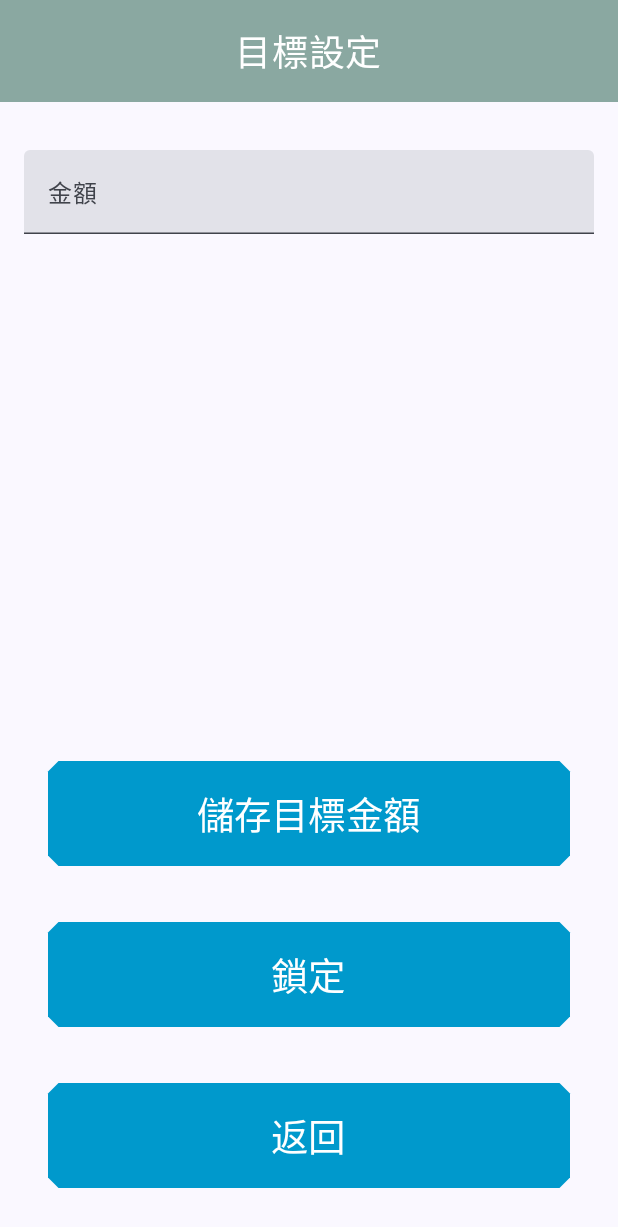
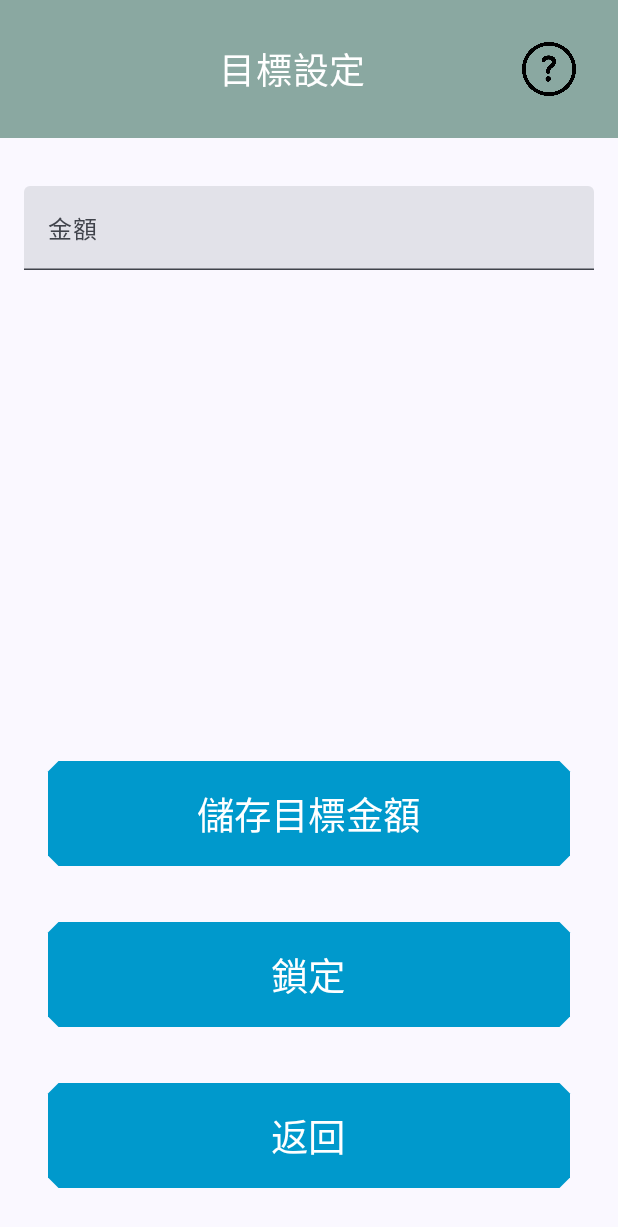
Before and after one commit to CuweiXD/AccountingAssistant, an Android app built with Jetpack Compose: the SetGoal screen opened through its navigation route, on a phone screen of 412 x 824 dp. Shown: the top 1227 px of the screen. Run offline under Robolectric (Android 15) with nearby library versions, the phone set to English and light mode, and no system bars.

Commit message:
01/01 Update

```diff
--- a/app/src/main/java/com/example/finalproject/MainActivity.kt
+++ b/app/src/main/java/com/example/finalproject/MainActivity.kt
@@ -76,6 +76,7 @@ import androidx.compose.ui.graphics.painter.Painter
 import androidx.compose.ui.layout.ContentScale
 import kotlinx.coroutines.launch
 import androidx.compose.foundation.Image
+import androidx.compose.foundation.layout.wrapContentSize
 import androidx.compose.material.icons.filled.Add
 
 
@@ -1261,6 +1262,36 @@ fun EnterCheckDialog(
 }
 
 @Composable
+fun InfoCheckDialog(
+    onConfirmation: () -> Unit,
+    onDismissRequest: () -> Unit,
+    checkText: String,
+    checkTitle: String
+) {
+    AlertDialog(
+        title = {
+            Text(text = checkTitle)
+        },
+        text = {
+            Text(text = checkText)
+        },
+
+
+        onDismissRequest = { onDismissRequest() },
+        confirmButton = {
+            TextButton(
+                onClick = {
+                    onConfirmation()
+
+                }
+            ) {
+                Text("確認")
+            }
+        },
+    )
+}
+
+@Composable
 fun TextCard(totalIncome: Int, totalExpense: Int, totalGoal: Int) {
     Card(
         colors = CardDefaults.cardColors(
@@ -1421,6 +1452,7 @@ fun SetGoal(
     var showDialog by remember { mutableStateOf(false) }
     var showLockDialog by remember { mutableStateOf(false) }
     var showErrorDialog by remember { mutableStateOf(false) }
+    var showInfoDialog by remember { mutableStateOf(false) }
 
     // 更新餘額到 GoalViewModel 並檢查是否達標
     LaunchedEffect(balance) {
@@ -1444,6 +1476,8 @@ fun SetGoal(
                 .fillMaxSize()
                 .padding(contentPadding)
         ) {
+
+
             Column(
                 modifier = Modifier
                     .fillMaxSize()
@@ -1455,11 +1489,46 @@ fun SetGoal(
                         .padding(16.dp),
                     contentAlignment = Alignment.Center
                 ) {
-                    Text(
-                        text = "目標設定",
-                        fontSize = 24.sp,
-                        color = Color.White
-                    )
+                    Row(
+                        modifier = Modifier.fillMaxWidth(),
+                        verticalAlignment = Alignment.CenterVertically,
+                        //horizontalArrangement = Arrangement.SpaceBetween
+                    ) {
+
+                        Spacer(modifier = Modifier.weight(1f))
+                        Text(
+                            text = "目標設定",
+                            fontSize = 24.sp,
+                            color = Color.White
+                        )
+                        Spacer(modifier = Modifier.weight(0.7f))
+
+                        if (showInfoDialog) {
+                            InfoCheckDialog(
+                                checkText = "可以設定目標金額",
+                                checkTitle = "資訊Info",
+                                onConfirmation = {
+
+                                    showInfoDialog = false
+                                },
+                                onDismissRequest = {
+                                    showInfoDialog = false
+                                }
+                            )
+                        }
+
+                        TextButton(
+                            onClick = { showInfoDialog = true },
+                            modifier = Modifier.size(60.dp)
+                        ) {
+                            Image(
+                                painter = painterResource(id = R.drawable.question),
+                                contentDescription = "Custom Image Button",
+                                modifier = Modifier
+                                    .fillMaxSize()
+                            )
+                        }
+                    }
                 }
 
                 Spacer(modifier = Modifier.height(16.dp))
@@ -1610,6 +1679,8 @@ fun SetGoal(
     }
 }
 
+
+
 @Composable
 fun AppNavigation() {
     val navController = rememberNavController()
```
Also changed, not shown: app/src/main/res/drawable-nodpi/question.png (added).
